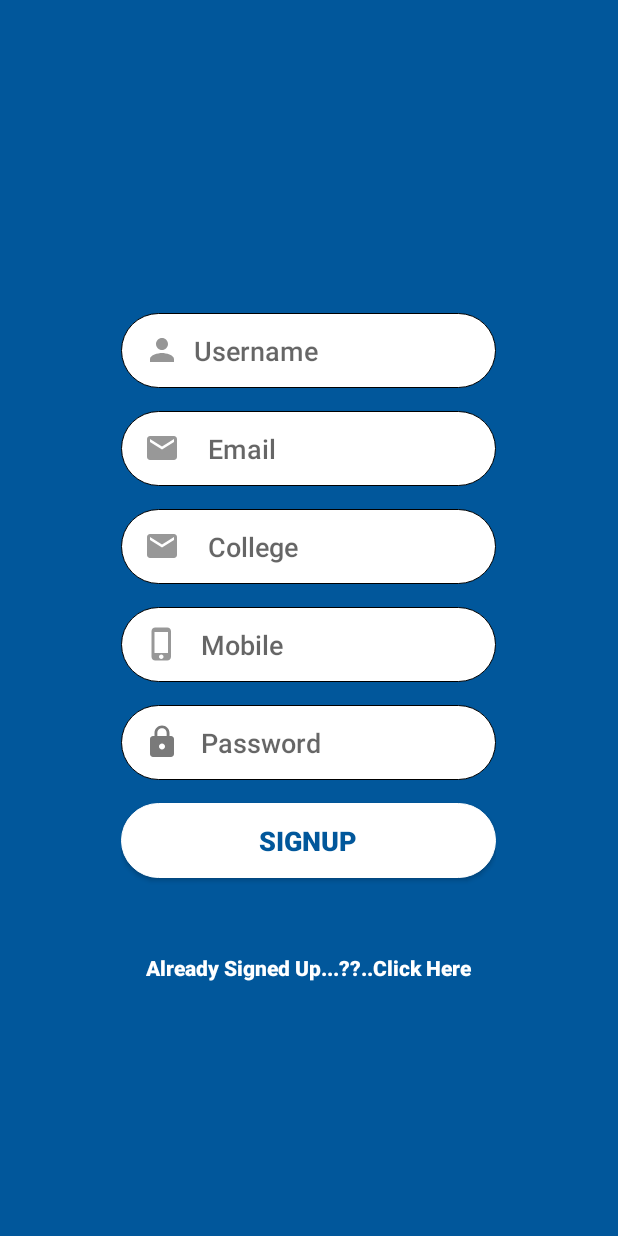
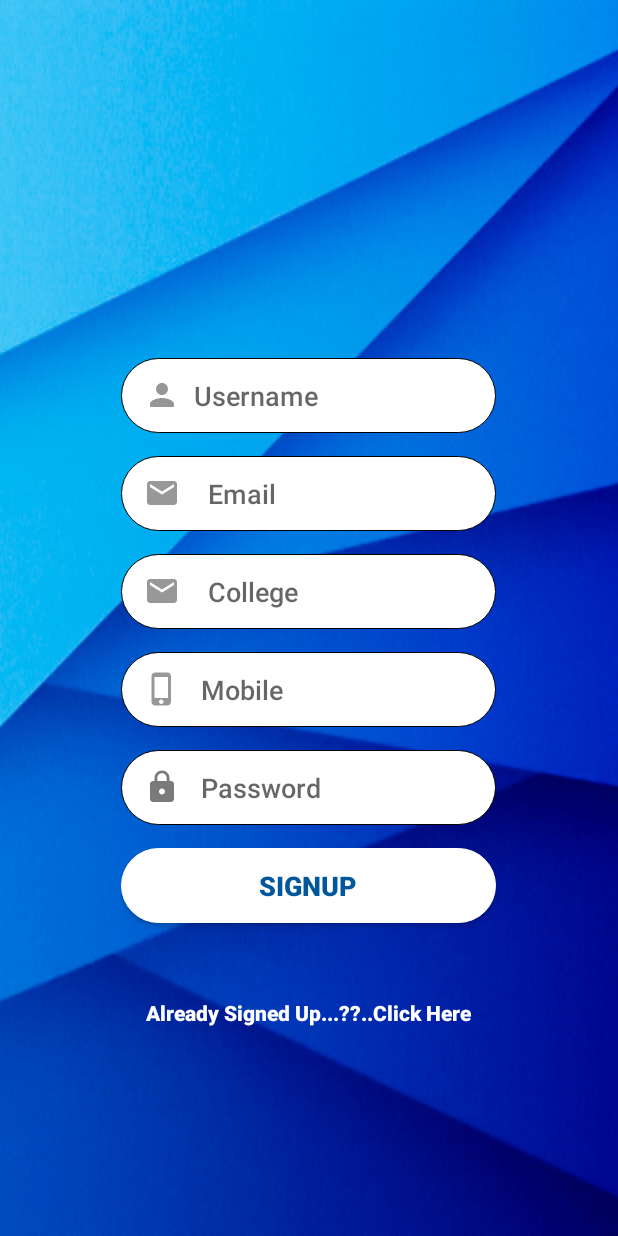
Before and after one commit to Imrozquazi/Agnitio, an Android app: the Signup screen opened directly, with no data from a screen before it, on a phone screen of 412 x 824 dp. Run offline under Robolectric (Android 15) with nearby library versions, the phone set to English and light mode, and no system bars; our stand-ins replace Firebase (no records; nobody signed in at launch, a user with empty details on screens opened directly).

Commit message:
Color Changes

```diff
--- a/app/src/main/java/example/imrozquazi/cover_flow/CHEMICAL_EVENTS_MAIN.java
+++ b/app/src/main/java/example/imrozquazi/cover_flow/CHEMICAL_EVENTS_MAIN.java
@@ -120,7 +120,7 @@ public class CHEMICAL_EVENTS_MAIN extends AppCompatActivity {
 
 
         ChemicalEvent1List.add(new Chemical_Event_1("Drishti Chem","https://www.internationalstudentinsurance.com/blog/wp-content/uploads/2014/07/487540655-Converted.png"));
-        ChemicalEvent1List.add(new Chemical_Event_1("Tech Talk","http://anurag.edu.in/wp-content/uploads/2012/quiz.jpg"));
+        ChemicalEvent1List.add(new Chemical_Event_1("Tech Talk",""));
         ChemicalEvent1List.add(new Chemical_Event_1("Water Rocket","https://res.cloudinary.com/teepublic/image/private/s--91AeMXfq--/t_Preview/b_rgb:262c3a,c_limit,f_auto,h_313,q_90,w_313/v1496756374/production/designs/1649485_1"));
 
     }
--- a/app/src/main/java/example/imrozquazi/cover_flow/Login.java
+++ b/app/src/main/java/example/imrozquazi/cover_flow/Login.java
@@ -35,7 +35,7 @@ public class Login extends AppCompatActivity {
         setContentView(R.layout.activity_login);
 
         RelativeLayout relativeLayout = (RelativeLayout) findViewById(R.id.login_layout);
-        Button bt = (Button) findViewById(R.id.cli);
+        TextView bt = (TextView) findViewById(R.id.cli);
 
         bt.setOnClickListener(new View.OnClickListener() {
             @Override
--- a/app/src/main/res/layout/activity_signup.xml
+++ b/app/src/main/res/layout/activity_signup.xml
@@ -6,7 +6,7 @@
     android:layout_height="match_parent"
     tools:context="example.imrozquazi.cover_flow.Signup"
     android:id="@+id/signup_layout"
-    android:background="@color/back">
+    android:background="@drawable/backgroundfinal">
     <ScrollView
         android:layout_width="match_parent"
         android:layout_height="match_parent">
@@ -24,7 +24,7 @@
         android:layout_width="250dp"
         android:layout_height="50dp"
 
-        android:layout_marginTop="40dp"
+        android:layout_marginTop="100dp"
         android:background="@drawable/edittextcorners"
         android:drawableLeft="@drawable/ic_person_black_24dp"
 
--- a/app/src/main/res/values/styles.xml
+++ b/app/src/main/res/values/styles.xml
@@ -6,7 +6,7 @@
         <item name="colorPrimary">@color/colorPrimary</item>
         <item name="colorPrimaryDark">@color/colorPrimaryDark</item>
         <item name="colorAccent">@color/colorAccent</item>
-       <!-- <item name="android:windowAnimationStyle">@style/CustomActivityAnimation</item>-->
+       <item name="android:windowAnimationStyle">@style/CustomActivityAnimation</item>
         <!-- Add this line -->
 
 
@@ -21,13 +21,13 @@
 
 
 
-    <!--<style name="CustomActivityAnimation" parent="@android:style/Animation.Activity">
+    <style name="CustomActivityAnimation" parent="@android:style/Animation.Activity">
 
         <item name="android:activityOpenEnterAnimation">@anim/slide_in_right</item>
         <item name="android:activityOpenExitAnimation">@anim/slide_out_left</item>
         <item name="android:activityCloseEnterAnimation">@anim/slide_in_left</item>
         <item name="android:activityCloseExitAnimation">@anim/slide_out_right</item>
-    </style>-->
+    </style>
 
 
 
```
Also changed, not shown: app/src/main/java/example/imrozquazi/cover_flow/CIVIL_EVENTS_MAIN.java (+4 -3 lines), app/src/main/res/layout/activity_login.xml (+4 -3 lines), app/src/main/res/layout/fragment_profile.xml (+7 -0 lines), app/src/main/res/drawable/backgroundfinal.jpg (added), app/src/main/res/drawable/loginbackground.jpg (added).
